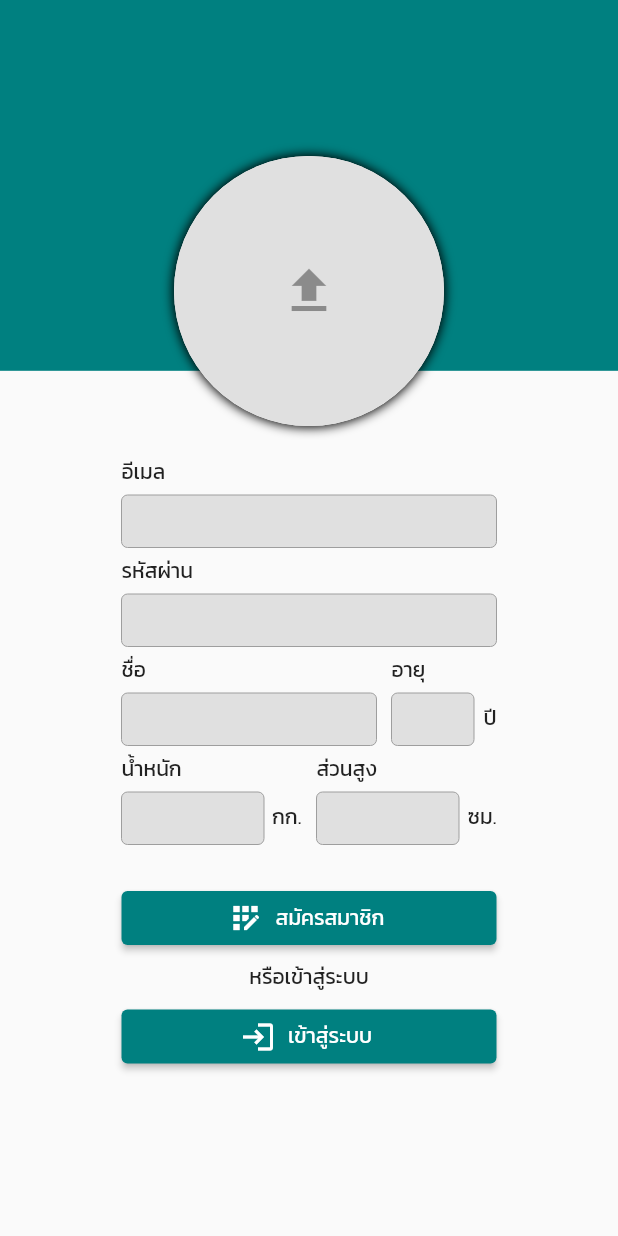
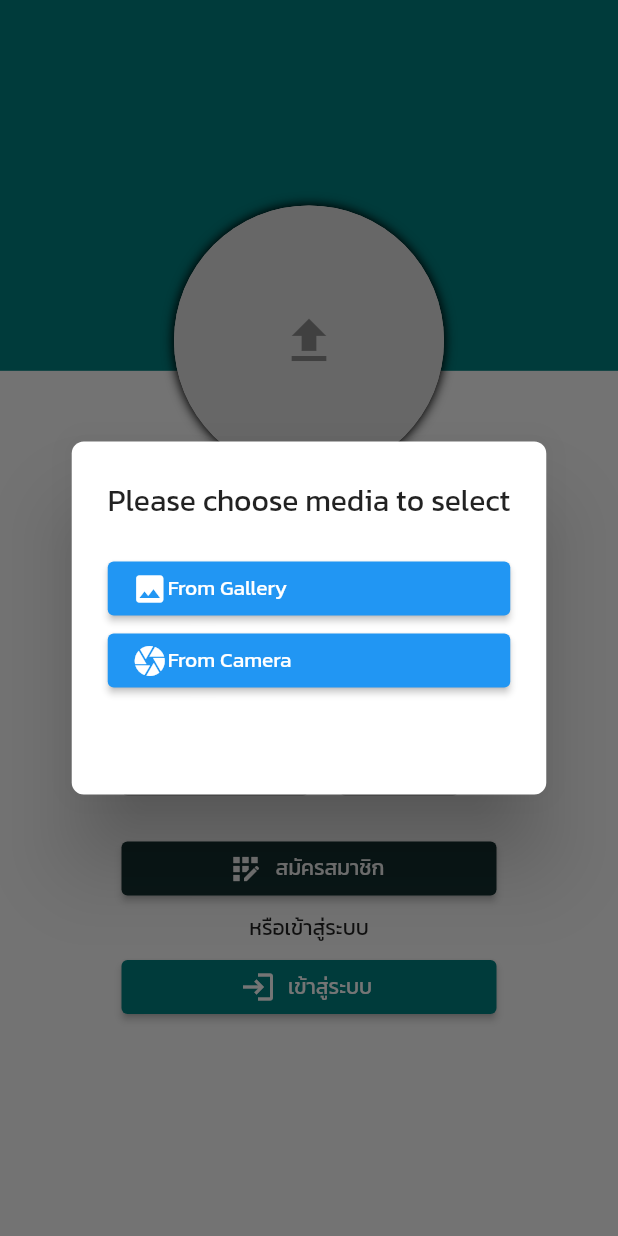
Before and after one commit to p0ndja/drugScanner, a Flutter app: the RegisterPage screen opened by its route, after a tap on the "upload" icon, on a phone screen of 412 x 824 dp. Run offline on Flutter 3.47's test engine with Material 2 defaults, Android fonts, the light colour scheme and no system bars; our stand-ins replace image_picker.

Commit message:
fix input btn

```diff
--- a/lib/app_screen/user_page.dart
+++ b/lib/app_screen/user_page.dart
@@ -18,7 +18,9 @@ class _UserPageState extends State<UserPage> {
           leading: IconButton(
             iconSize: 35,
             icon: const Icon(Icons.arrow_back),
-            onPressed: () { Navigator.pop(context);},
+            onPressed: () {
+              Navigator.pop(context);
+            },
           ),
           elevation: 0,
           backgroundColor: const Color(0xff008080),
@@ -128,7 +130,10 @@ Widget _saveButton(BuildContext context) {
     child: ElevatedButton.icon(
         style:
             ElevatedButton.styleFrom(backgroundColor: const Color(0xff008080)),
-        onPressed: () { scafMsg(context, 'บันทึกข้อมูล'); Navigator.pop(context); },
+        onPressed: () {
+          scafMsg(context, 'บันทึกข้อมูล');
+          Navigator.pop(context);
+        },
         icon: const Icon(Icons.save_rounded),
         label: const Text('บันทึก')),
   );
@@ -141,7 +146,10 @@ Widget _logoutButton(BuildContext context) {
     child: ElevatedButton.icon(
         style:
             ElevatedButton.styleFrom(backgroundColor: const Color(0xffD70000)),
-        onPressed: () { Navigator.pushNamedAndRemoveUntil(context, '/login', (route) => false); },
+        onPressed: () {
+          Navigator.pushNamedAndRemoveUntil(
+              context, '/login', (route) => false);
+        },
         icon: const Icon(Icons.logout),
         label: const Text('ออกจากระบบ')),
   );
@@ -151,6 +159,6 @@ scafMsg(BuildContext context, String msg) {
   ScaffoldMessenger.of(context).hideCurrentSnackBar();
   ScaffoldMessenger.of(context).showSnackBar(SnackBar(
     content: Text(msg),
-    duration: Duration(seconds: 1),
+    duration: const Duration(seconds: 1),
   ));
 }
--- a/lib/auth_screen/login_page.dart
+++ b/lib/auth_screen/login_page.dart
@@ -1,6 +1,7 @@
 import 'package:flutter/material.dart';
 import '../app_screen/container.dart';
 import 'register_page.dart';
+import '../elements/custom_form.dart';
 
 class LoginPage extends StatefulWidget {
   const LoginPage({Key? key}) : super(key: key);
@@ -29,8 +30,8 @@ class _LoginPageState extends State<LoginPage> {
                   mainAxisAlignment: MainAxisAlignment.center,
                   children: [
                     iconApp,
-                    inputBox('อีเมล', 250),
-                    inputBox('รหัสผ่าน', 250),
+                    const CustomForm(name: 'อีเมล', width: 250),
+                    const CustomForm(name: 'รหัสผ่าน', width: 250),
                     _forgetPasswordButton(),
                     _loginButton(context),
                     const Text('หรือสมัครสมาชิก'),
@@ -106,7 +107,7 @@ Widget _registerPageButton(BuildContext context) {
     width: 250,
     child: ElevatedButton.icon(
         style:
-            ElevatedButton.styleFrom(backgroundColor: const Color(0xff008080)),
+            ElevatedButton.styleFrom(backgroundColor: const Color(0xff142F2F)),
         onPressed: () {
           Navigator.push(
             context,
--- a/lib/auth_screen/register_page.dart
+++ b/lib/auth_screen/register_page.dart
@@ -1,6 +1,7 @@
 import 'package:flutter/material.dart';
-import 'login_page.dart';
+import '../elements/avatar_upload.dart';
 import '../app_screen/container.dart';
+import '../elements/custom_form.dart';
 
 class RegisterPage extends StatefulWidget {
   const RegisterPage({Key? key}) : super(key: key);
@@ -28,42 +29,19 @@ class _RegisterPageState extends State<RegisterPage> {
                 child: Column(
                   mainAxisAlignment: MainAxisAlignment.center,
                   children: [
-                    _avatarUpload(),
-                    inputBox('อีเมล', 250),
-                    inputBox('รหัสผ่าน', 250),
+                    const AvatarUpload(),
+                    const CustomForm(name: 'อีเมล', width: 250),
+                    const CustomForm(name: 'รหัสผ่าน', width: 250),
                     Row(
                       mainAxisAlignment: MainAxisAlignment.center,
                       children: [
-                        Container(
-                          margin: const EdgeInsets.only(right: 10.0),
-                          child: inputBox('ชื่อ', 170),
-                        ),
-                        inputBox('อายุ', 55),
-                        Container(
-                          margin: const EdgeInsets.only(top: 20),
-                          height: 35,
-                          width: 15,
-                          child: const Align(
-                            alignment: Alignment.centerRight,
-                            child: Text('ปี'),
-                          ),
-                        )
-                      ],
-                    ),
-                    Row(
-                      mainAxisAlignment: MainAxisAlignment.center,
-                      children: [
-                        inputBox('น้ำหนัก', 95),
+                        const CustomForm(name: 'วันเกิด', width: 125),
                         Container(
                           margin: const EdgeInsets.only(top: 20, right: 10.0),
                           height: 35,
-                          width: 25,
-                          child: const Align(
-                            alignment: Alignment.centerRight,
-                            child: Text('กก.'),
-                          ),
+                          width: 10,
                         ),
-                        inputBox('ส่วนสูง', 95),
+                        const CustomForm(name: 'นํ้าหนัก', width: 80),
                         Container(
                           margin: const EdgeInsets.only(
                             top: 20,
@@ -72,7 +50,7 @@ class _RegisterPageState extends State<RegisterPage> {
                           width: 25,
                           child: const Align(
                             alignment: Alignment.centerRight,
-                            child: Text('ซม.'),
+                            child: Text('กก.'),
                           ),
                         ),
                       ],
@@ -101,11 +79,12 @@ Widget _registerButton(BuildContext context) {
     width: 250,
     child: ElevatedButton.icon(
         style:
-            ElevatedButton.styleFrom(backgroundColor: const Color(0xff008080)),
+            ElevatedButton.styleFrom(backgroundColor: const Color(0xff142F2F)),
         onPressed: () {
           Navigator.push(
             context,
-            MaterialPageRoute(builder: (context) => const MainContainerWidget()),
+            MaterialPageRoute(
+                builder: (context) => const MainContainerWidget()),
           );
         },
         icon: const Icon(Icons.app_registration),
--- /dev/null
+++ b/lib/elements/avatar_upload.dart
@@ -0,0 +1,110 @@
+import 'dart:io';
+
+import 'package:flutter/material.dart';
+import 'package:image_picker/image_picker.dart';
+
+class AvatarUpload extends StatefulWidget {
+  const AvatarUpload({Key? key}) : super(key: key);
+
+  @override
+  _AvatarUploadState createState() => _AvatarUploadState();
+}
+
+class _AvatarUploadState extends State<AvatarUpload> {
+  XFile? image;
+
+  final ImagePicker picker = ImagePicker();
+
+  //we can upload image from camera or from gallery based on parameter
+  Future<void> getImage(ImageSource media) async {
+    var img = await picker.pickImage(source: media);
+
+    setState(() {
+      image = img;
+    });
+  }
+
+  void myAlert() {
+    showDialog(
+        context: context,
+        builder: (BuildContext context) {
+          return AlertDialog(
+            shape:
+                RoundedRectangleBorder(borderRadius: BorderRadius.circular(8)),
+            title: const Text('Please choose media to select'),
+            content: SizedBox(
+              height: MediaQuery.of(context).size.height / 6,
+              child: Column(
+                children: [
+                  ElevatedButton(
+                    //if user click this button, user can upload image from gallery
+                    onPressed: () {
+                      Navigator.pop(context);
+                      getImage(ImageSource.gallery);
+                    },
+                    child: Row(
+                      children: const [
+                        Icon(Icons.image),
+                        Text('From Gallery'),
+                      ],
+                    ),
+                  ),
+                  ElevatedButton(
+                    //if user click this button. user can upload image from camera
+                    onPressed: () {
+                      Navigator.pop(context);
+                      getImage(ImageSource.camera);
+                    },
+                    child: Row(
+                      children: const [
+                        Icon(Icons.camera),
+                        Text('From Camera'),
+                      ],
+                    ),
+                  ),
+                ],
+              ),
+            ),
+          );
+        });
+  }
+
+  @override
+  Widget build(BuildContext context) {
+    return Container(
+        margin: const EdgeInsets.only(bottom: 20.0),
+        child: GestureDetector(
+          onTap: () {
+            myAlert();
+            debugPrint('ddd');
+          },
+          child: Container(
+            decoration: const BoxDecoration(
+                color: Colors.white,
+                shape: BoxShape.circle,
+                boxShadow: [
+                  BoxShadow(blurRadius: 5, color: Colors.black, spreadRadius: 1)
+                ]),
+            child: CircleAvatar(
+                backgroundImage: null,
+                backgroundColor: Colors.grey[300],
+                radius: 90,
+                child: ClipOval(
+                  child: image != null
+                      ? Image.file(
+                          //to show image, you type like this.
+                          File(image!.path),
+                          fit: BoxFit.cover,
+                          width: MediaQuery.of(context).size.width,
+                          height: 300,
+                        )
+                      : const Icon(
+                          Icons.upload,
+                          color: Colors.black38,
+                          size: 40,
+                        ),
+                )),
+          ),
+        ));
+  }
+}
--- /dev/null
+++ b/lib/elements/custom_form.dart
@@ -0,0 +1,121 @@
+import 'package:flutter/material.dart';
+import 'package:intl/intl.dart';
+
+class CustomForm extends StatefulWidget {
+  const CustomForm({Key? key, required this.name, required this.width})
+      : super(key: key);
+
+  final String name;
+  final double width;
+
+  @override
+  _CustomFormState createState() => _CustomFormState();
+}
+
+class _CustomFormState extends State<CustomForm> {
+  final myController = TextEditingController();
+  bool _obscureText = true;
+  String _hintText = '';
+  void _toggle() {
+    setState(() {
+      _obscureText = !_obscureText;
+    });
+  }
+
+  void _changeHintText() {
+    setState(() {
+      if (widget.name == 'อีเมล') {
+        _hintText = 'example@xxx.com';
+      } else if (widget.name == 'วันเกิด') {
+        _hintText = 'กรอกวันเกิด';
+      } else if (widget.name == 'รหัสผ่าน') {
+        _hintText = 'กรอกรหัสผ่าน';
+      } else if (widget.name == 'นํ้าหนัก') {
+        _hintText = 'กรอกนํ้าหนัก';
+      }
+    });
+  }
+
+  @override
+  void initState() {
+    // TODO: implement initState
+    _changeHintText();
+    super.initState();
+  }
+
+  @override
+  void dispose() {
+    // Clean up the controller when the widget is disposed.
+    myController.dispose();
+    super.dispose();
+  }
+
+  @override
+  Widget build(BuildContext context) {
+    return Container(
+      margin: const EdgeInsets.only(bottom: 5.0),
+      width: widget.width,
+      child: Column(
+        children: [
+          Align(
+            alignment: Alignment.centerLeft,
+            child: Text(
+              widget.name,
+              textAlign: TextAlign.start,
+              style: const TextStyle(fontFamily: 'Kanit'),
+            ),
+          ),
+          const SizedBox(
+            height: 5.0,
+          ),
+          SizedBox(
+            height: 35,
+            child: TextField(
+              onTap: () async {
+                if (widget.name == 'วันเกิด') {
+                  DateTime? pickedDate = await showDatePicker(
+                      context: context,
+                      initialDate: DateTime.now(),
+                      firstDate: DateTime(
+                          2000), //DateTime.now() - not to allow to choose before today.
+                      lastDate: DateTime(2101));
+
+                  if (pickedDate != null) {
+                    String formattedDate =
+                        DateFormat('yyyy-MM-dd').format(pickedDate);
+
+                    setState(() {
+                      myController.text =
+                          formattedDate; //set output date to TextField value.
+                    });
+                  }
+                }
+              },
+              obscureText: (widget.name == 'รหัสผ่าน') ? _obscureText : false,
+              controller: myController,
+              decoration: InputDecoration(
+                  hintText: _hintText,
+                  suffixIcon: (widget.name == 'รหัสผ่าน')
+                      ? GestureDetector(
+                          onTap: _toggle,
+                          child: Icon(
+                            _obscureText
+                                ? Icons.visibility_rounded
+                                : Icons.visibility_off_rounded,
+                          ),
+                        )
+                      : null,
+                  enabledBorder: const OutlineInputBorder(
+                      borderSide: BorderSide(color: Colors.grey, width: 0.0)),
+                  filled: true,
+                  fillColor: Colors.grey[300],
+                  border: OutlineInputBorder(
+                      borderRadius: BorderRadius.circular(5.0)),
+                  contentPadding: const EdgeInsets.symmetric(horizontal: 8)),
+            ),
+          )
+        ],
+      ),
+    );
+  }
+}
--- a/pubspec.yaml
+++ b/pubspec.yaml
@@ -36,6 +36,10 @@ dependencies:
   # Use with the CupertinoIcons class for iOS style icons.
   cupertino_icons: ^1.0.2
   flutter_profile_picture: ^2.0.0
+  intl: ^0.18.0
+  image_picker: ^0.8.7
+  provider: ^6.0.5
+  http: ^0.13.5
 
 dev_dependencies:
   flutter_test:
```
Also changed, not shown: pubspec.lock, 1 other file.
